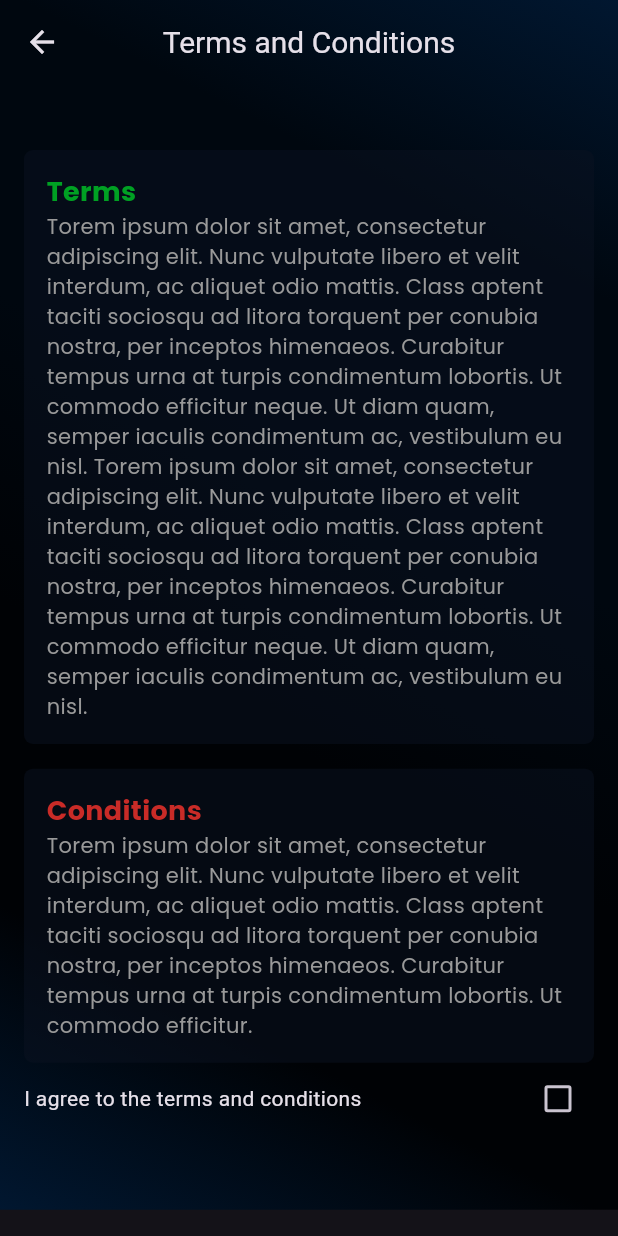
After one commit to mohamedmosadfarhat/Lakini_GP, a Flutter app: the screen it shows after launch, after a tap on "Terms and Conditions", on a phone screen of 412 x 824 dp. The commit adds this screen. Run offline on Flutter 3.47's test engine with Material 3 defaults, Android fonts, the phone set to English and light mode, and no system bars; our stand-ins replace google_fonts, page_transition, smooth_page_indicator.

Commit message:
finish profile

```diff
--- a/lib/features/profile/presentation/views/profile_screen.dart
+++ b/lib/features/profile/presentation/views/ativites_screen.dart
@@ -1,6 +1,7 @@
 import 'package:flutter/material.dart';
-class ProfileScreen extends StatelessWidget {
-  const ProfileScreen({super.key});
+
+class ActivitesScreen extends StatelessWidget {
+  const ActivitesScreen({Key? key}) : super(key: key);
 
   @override
   Widget build(BuildContext context) {
--- /dev/null
+++ b/lib/features/profile/presentation/views/profile_menu.dart
@@ -0,0 +1,174 @@
+import 'dart:ui';
+
+import 'package:flutter/cupertino.dart';
+import 'package:flutter/gestures.dart';
+import 'package:flutter/material.dart';
+import 'package:lakini_gp/core/utils/styles.dart';
+import 'package:lakini_gp/features/profile/presentation/views/edit_profile.dart';
+import 'package:lakini_gp/features/profile/presentation/views/terms_and_conditions_screen.dart';
+import 'package:lakini_gp/features/profile/widgets/custom_alert_dialog.dart';
+import 'package:lakini_gp/features/profile/widgets/custom_app_bar.dart';
+import 'package:lakini_gp/features/profile/widgets/custom_menu_item.dart';
+
+class ProfileMenu extends StatefulWidget {
+  const ProfileMenu({super.key});
+
+  static const String id = 'Profile Menu';
+
+  @override
+  State<ProfileMenu> createState() => _ProfileMenuState();
+}
+
+class _ProfileMenuState extends State<ProfileMenu> {
+  bool value = false;
+
+  @override
+  Widget build(BuildContext context) {
+    return Scaffold(
+      body: Container(
+        decoration: const BoxDecoration(
+          gradient: LinearGradient(
+              begin: Alignment.topRight,
+              end: Alignment.bottomLeft,
+              colors: [
+                Color(0xff011730),
+                Color(0xff00070F),
+                Color(0xff00070F),
+                Color(0xff000205),
+                Color(0xff000205),
+                Color(0xff011730),
+              ]),
+        ),
+        child: Center(
+          child: Column(
+            children: [
+              const CustomAppBar(
+                postIcon: Icons.edit,
+                preIcon: Icons.menu,
+              ),
+              const CircleAvatar(
+                radius: 66,
+                backgroundImage: AssetImage('assets/pfp.png'),
+              ),
+              Padding(
+                padding: const EdgeInsets.all(8.0),
+                child: Text(
+                  'Ahmed Sherif',
+                  style: Styles.textStyle20.copyWith(
+                      fontWeight: FontWeight.bold, color: Colors.white),
+                ),
+              ),
+              Text(
+                'ahmedalii12336@gmail.com',
+                style: Styles.textStyle14.copyWith(
+                  color: const Color(0xffF3F3F3),
+                ),
+              ),
+              Row(
+                mainAxisAlignment: MainAxisAlignment.center,
+                children: [
+                  const Icon(
+                    Icons.location_on_outlined,
+                    color: Color(0xffF3F3F3),
+                  ),
+                  Text(
+                    'Biala Kafr El_Sheikh',
+                    style: Styles.textStyle14.copyWith(
+                      color: const Color(0xffF3F3F3),
+                    ),
+                  ),
+                ],
+              ),
+              const SizedBox(
+                height: 10,
+              ),
+              Divider(
+                thickness: 1,
+                indent: 15,
+                endIndent: 15,
+                color: Colors.grey.withOpacity(0.5),
+              ),
+              Column(
+                children: [
+                  CustomMenuItem(
+                    title: 'Dark mode',
+                    prefixIcon: Icons.dark_mode_outlined,
+                    prefixIconColor: const Color(0xff7C15FF),
+                    trailingWidget: Switch(
+                      value: value,
+                      activeColor: Colors.white,
+                      inactiveTrackColor: darkGreenColor,
+                      trackOutlineColor:
+                          MaterialStateProperty.all<Color>(Colors.transparent),
+                      inactiveThumbColor: Colors.white,
+                      onChanged: (bool val) {
+                        setState(() {
+                          value = val;
+                        });
+                      },
+                    ),
+                    onTab: () {},
+                  ),
+                  CustomMenuItem(
+                    title: 'Terms and Conditions',
+                    prefixIcon: Icons.image_outlined,
+                    postIcon: Icons.arrow_forward_ios,
+                    prefixIconColor: const Color(0xff5BDB60),
+                    onTab: () {
+                      Navigator.pushNamed(context, TermsAndConditionScreen.id);
+                    },
+                  ),
+                  CustomMenuItem(
+                    title: 'Activities',
+                    prefixIcon: Icons.person_search_outlined,
+                    postIcon: Icons.arrow_forward_ios,
+                    prefixIconColor: const Color(0xff00C6DD),
+                    onTab: () {},
+                  ),
+                  CustomMenuItem(
+                    title: 'Delete account',
+                    prefixIcon: Icons.person_remove_alt_1_outlined,
+                    postIcon: Icons.arrow_forward_ios,
+                    prefixIconColor: const Color(0xffFFC266),
+                    onTab: () {
+                      showDialog(
+                          context: context,
+                          builder: (BuildContext context) {
+                            return const CustomAlertDialog(
+                              content: 'You want to exit the application ',
+                              buttonText2: 'Logout',
+                            );
+                          });
+                    },
+                  ),
+                  CustomMenuItem(
+                    title: 'Help',
+                    prefixIcon: Icons.support,
+                    postIcon: Icons.arrow_forward_ios,
+                    prefixIconColor: const Color(0xff778FC0),
+                    onTab: () {},
+                  ),
+                  CustomMenuItem(
+                    title: 'Logout',
+                    prefixIcon: Icons.logout_outlined,
+                    prefixIconColor: const Color(0xffEA4335),
+                    onTab: () {
+                      showDialog(
+                          context: context,
+                          builder: (BuildContext context) {
+                            return const CustomAlertDialog(
+                              content: 'You want to exit the application ',
+                              buttonText2: 'Logout',
+                            );
+                          });
+                    },
+                  ),
+                ],
+              ),
+            ],
+          ),
+        ),
+      ),
+    );
+  }
+}
--- /dev/null
+++ b/lib/features/profile/presentation/views/terms_and_conditions_screen.dart
@@ -0,0 +1,91 @@
+import 'package:flutter/material.dart';
+import 'package:lakini_gp/core/utils/styles.dart';
+import 'package:lakini_gp/features/profile/widgets/custom_terms_text.dart';
+
+class TermsAndConditionScreen extends StatefulWidget {
+  const TermsAndConditionScreen({super.key});
+  static const String id = 'Terms Screen';
+  @override
+  State<TermsAndConditionScreen> createState() =>
+      _TermsAndConditionScreenState();
+}
+
+class _TermsAndConditionScreenState extends State<TermsAndConditionScreen> {
+  bool value = false;
+
+  @override
+  Widget build(BuildContext context) {
+    double width = MediaQuery.of(context).size.width;
+    double height = MediaQuery.of(context).size.height;
+
+    return Scaffold(
+      extendBodyBehindAppBar: true,
+      appBar: AppBar(
+        automaticallyImplyLeading: true,
+        backgroundColor: Colors.transparent,
+        elevation: 0,
+        title: const Text(
+          'Terms and Conditions',
+          style: Styles.textStyle20,
+        ),
+        centerTitle: true,
+      ),
+      body: Container(
+        decoration: const BoxDecoration(
+          gradient: LinearGradient(
+              begin: Alignment.topRight,
+              end: Alignment.bottomLeft,
+              colors: [
+                Color(0xff011730),
+                Color(0xff00070F),
+                Color(0xff00070F),
+                Color(0xff000205),
+                Color(0xff000205),
+                Color(0xff011730),
+              ]),
+        ),
+        child: Padding(
+          // ToDo: padding here is for the appBar (cannot apply the scaffold body color)
+          padding: const EdgeInsets.only(
+              top: 100.0, bottom: 50, left: 16, right: 16),
+          child: SingleChildScrollView(
+            child: Column(
+              children: [
+                const CustomTermsTextContainer(
+                    textColor: darkGreenColor,
+                    title: 'Terms',
+                    text:
+                        'Torem ipsum dolor sit amet, consectetur adipiscing elit. Nunc vulputate libero et velit interdum, ac aliquet odio mattis. Class aptent taciti sociosqu ad litora torquent per conubia nostra, per inceptos himenaeos. Curabitur tempus urna at turpis condimentum lobortis. Ut commodo efficitur neque. Ut diam quam, semper iaculis condimentum ac, vestibulum eu nisl. Torem ipsum dolor sit amet, consectetur adipiscing elit. Nunc vulputate libero et velit interdum, ac aliquet odio mattis. Class aptent taciti sociosqu ad litora torquent per conubia nostra, per inceptos himenaeos. Curabitur tempus urna at turpis condimentum lobortis. Ut commodo efficitur neque. Ut diam quam, semper iaculis condimentum ac, vestibulum eu nisl.'),
+                SizedBox(
+                  height: height * 0.02,
+                ),
+                const CustomTermsTextContainer(
+                  textColor: Color(0xffC92B27),
+                  title: 'Conditions',
+                  text:
+                      'Torem ipsum dolor sit amet, consectetur adipiscing elit. Nunc vulputate libero et velit interdum, ac aliquet odio mattis. Class aptent taciti sociosqu ad litora torquent per conubia nostra, per inceptos himenaeos. Curabitur tempus urna at turpis condimentum lobortis. Ut commodo efficitur.',
+                ),
+                Row(
+                  children: [
+                    const Text('I agree to the terms and conditions'),
+                    const Spacer(),
+                    Checkbox(
+                      activeColor: darkGreenColor,
+                      checkColor: Colors.white,
+                      value: value,
+                      onChanged: (bool? newValue) {
+                        setState(() {
+                          value = newValue!;
+                        });
+                      },
+                    ),
+                  ],
+                ),
+              ],
+            ),
+          ),
+        ),
+      ),
+    );
+  }
+}
--- /dev/null
+++ b/lib/features/profile/widgets/custom_app_bar.dart
@@ -0,0 +1,53 @@
+import 'package:flutter/material.dart';
+import 'package:lakini_gp/core/utils/styles.dart';
+import 'package:lakini_gp/features/profile/presentation/views/edit_profile.dart';
+
+class CustomAppBar extends StatelessWidget {
+  const CustomAppBar({
+    super.key,
+    required this.postIcon,
+    required this.preIcon,
+  });
+
+  final IconData postIcon;
+  final IconData preIcon;
+
+  @override
+  Widget build(BuildContext context) {
+    return Padding(
+      padding: const EdgeInsets.only(top: 30.0, right: 8, left: 8, bottom: 8),
+      child: Row(
+        children: [
+          const Padding(
+            padding: EdgeInsets.zero,
+          ),
+          IconButton(
+            splashRadius: 5,
+            onPressed: () {},
+            icon: CircleAvatar(
+                radius: 20,
+                backgroundColor: Colors.grey.withOpacity(0.1),
+                child: Icon(
+                  preIcon,
+                  color: const Color(0xffF3F3F3),
+                )),
+          ),
+          const Spacer(),
+          IconButton(
+            onPressed: () {
+              Navigator.pushNamed(context, EditProfileScreen.id);
+            },
+            icon: CircleAvatar(
+              radius: 20,
+              backgroundColor: Colors.grey.withOpacity(0.1),
+              child: Icon(
+                postIcon,
+                color: const Color(0xffF3F3F3),
+              ),
+            ),
+          ),
+        ],
+      ),
+    );
+  }
+}
--- /dev/null
+++ b/lib/features/profile/widgets/custom_menu_item.dart
@@ -0,0 +1,39 @@
+import 'package:flutter/material.dart';
+
+class CustomMenuItem extends StatelessWidget {
+  const CustomMenuItem(
+      {super.key,
+      required this.title,
+      required this.prefixIcon,
+      this.postIcon,
+      required this.prefixIconColor,
+      required this.onTab,
+      this.trailingWidget});
+
+  final String title;
+  final IconData prefixIcon;
+  final IconData? postIcon;
+  final Color prefixIconColor;
+  final void Function()? onTab;
+  final Widget? trailingWidget;
+
+  @override
+  Widget build(BuildContext context) {
+    return ListTile(
+      title: Text(title),
+      leading: CircleAvatar(
+        backgroundColor: prefixIconColor,
+        child: Icon(
+          prefixIcon,
+          color: Colors.white,
+        ),
+      ),
+      trailing: trailingWidget ??
+          Icon(
+            postIcon,
+            color: const Color(0xffAFADAD),
+          ),
+      onTap: onTab,
+    );
+  }
+}
--- /dev/null
+++ b/lib/features/profile/widgets/custom_terms_text.dart
@@ -0,0 +1,39 @@
+import 'package:flutter/material.dart';
+import 'package:lakini_gp/core/utils/styles.dart';
+
+class CustomTermsTextContainer extends StatelessWidget {
+  const CustomTermsTextContainer(
+      {Key? key,
+      required this.textColor,
+      required this.title,
+      required this.text})
+      : super(key: key);
+  final Color textColor;
+  final String title;
+  final String text;
+
+  @override
+  Widget build(BuildContext context) {
+    return Container(
+      padding: const EdgeInsets.all(15),
+      decoration: BoxDecoration(
+        borderRadius: BorderRadius.circular(6),
+        color: const Color(0xff0A1120).withOpacity(0.5),
+      ),
+      child: Column(
+        crossAxisAlignment: CrossAxisAlignment.start,
+        children: [
+          Text(
+            title,
+            style: Styles.textStyle18
+                .copyWith(fontWeight: FontWeight.bold, color: textColor),
+          ),
+          Text(
+            text,
+            style: Styles.textStyle14,
+          ),
+        ],
+      ),
+    );
+  }
+}
--- a/lib/features/register/presentation/views/register_screen.dart
+++ b/lib/features/register/presentation/views/register_screen.dart
@@ -25,7 +25,11 @@ class _RegisterScreenState extends State<RegisterScreen> {
   @override
   Widget build(BuildContext context) {
     return Scaffold(
+      appBar: AppBar(
+        automaticallyImplyLeading: true,
+      ),
       body: Container(
+        height: MediaQuery.of(context).size.height * 1,
         decoration: const BoxDecoration(
           gradient: LinearGradient(
               begin: Alignment.topRight,
--- a/lib/main.dart
+++ b/lib/main.dart
@@ -1,10 +1,11 @@
 import 'package:flutter/material.dart';
 import 'package:lakini_gp/features/onboarding/presentation/views/onboarding_screen.dart';
+import 'package:lakini_gp/features/profile/presentation/views/edit_profile.dart';
+import 'package:lakini_gp/features/profile/presentation/views/profile_menu.dart';
+import 'package:lakini_gp/features/profile/presentation/views/terms_and_conditions_screen.dart';
 import 'package:lakini_gp/features/register/presentation/views/login_screen.dart';
 import 'package:lakini_gp/features/register/presentation/views/register_screen.dart';
 import 'package:lakini_gp/features/register/presentation/views/create_password_screen.dart';
-
-import 'features/home/presentation/views/notification_screen.dart';
 import 'features/register/presentation/views/forget_password_screen.dart';
 import 'features/register/presentation/views/otp_verification_screen.dart';
 import 'features/splash/presentation/views/splash_screen.dart';
@@ -20,7 +21,7 @@ class Lakini extends StatelessWidget {
   Widget build(BuildContext context) {
     return MaterialApp(
       theme: ThemeData.dark(),
-      home: const NotificationScreen(),
+      home: const ProfileMenu(),
       routes: {
         ForgetPasswordScreen.fpId: (_) => ForgetPasswordScreen(),
         OtpVerification.otp: (_) => OtpVerification(),
@@ -29,6 +30,9 @@ class Lakini extends StatelessWidget {
         RegisterScreen.id: (_) => const RegisterScreen(),
         SplashScreen.id: (_) => const SplashScreen(),
         OnBoardingScreen.id: (_) => const OnBoardingScreen(),
+        EditProfileScreen.id: (_) => const EditProfileScreen(),
+        ProfileMenu.id: (_) => const ProfileMenu(),
+        TermsAndConditionScreen.id: (_) => const TermsAndConditionScreen(),
       },
     );
   }
--- a/pubspec.yaml
+++ b/pubspec.yaml
@@ -38,6 +38,7 @@ dependencies:
   page_transition: ^2.1.0
   google_fonts: ^6.1.0
   smooth_page_indicator: ^1.1.0
+  image_picker: ^1.0.7
 
 dev_dependencies:
   flutter_test:
```
Also changed, not shown: lib/core/utils/styles.dart (+5 -10 lines), lib/features/profile/presentation/views/edit_profile.dart (added, +165 -0 lines), lib/features/profile/widgets/custom_alert_dialog.dart (added, +50 -0 lines), lib/features/register/presentation/views/login_screen.dart (+7 -2 lines), lib/features/register/widgets/custom_auth_button.dart (+4 -3 lines), lib/features/register/widgets/custom_textfield.dart (+10 -2 lines), assets/pfp.png (added), pubspec.lock, 5 other files.
